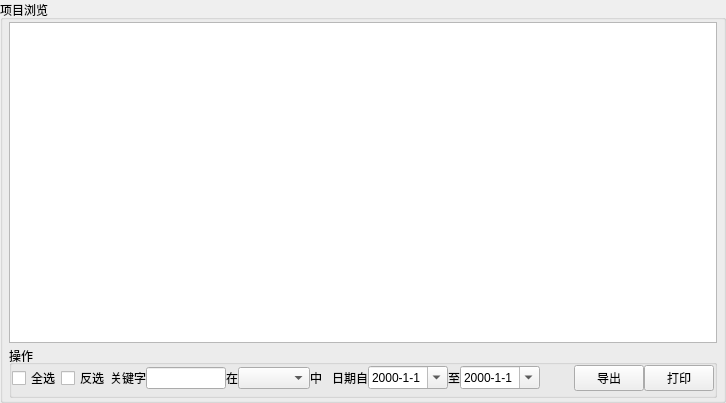
Above: cosmetic_src/CommonQt/ItemView.ui from oaheiw/darwinner before the change. Below: the same form after it.
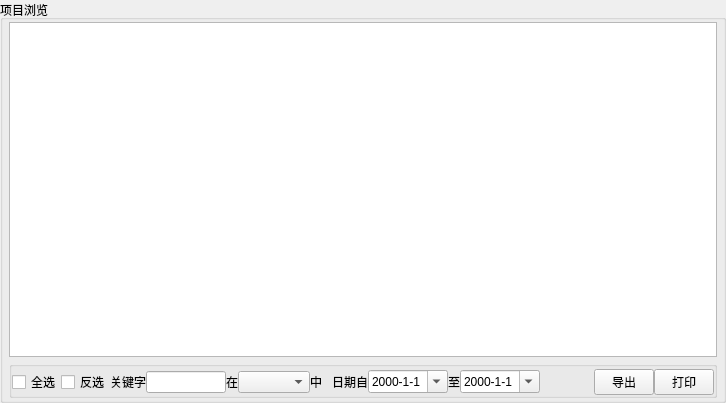
That is the form after the change. Icons and pictures are not drawn.

```diff
--- a/cosmetic_src/CommonQt/ItemView.ui
+++ b/cosmetic_src/CommonQt/ItemView.ui
@@ -33,7 +33,7 @@
      </property>
      <layout class="QVBoxLayout" name="verticalLayout" stretch="1,0">
       <property name="spacing">
-       <number>2</number>
+       <number>4</number>
       </property>
       <property name="leftMargin">
        <number>6</number>
@@ -90,13 +90,13 @@
          <enum>Qt::NoContextMenu</enum>
         </property>
         <property name="title">
-         <string>操作</string>
+         <string/>
         </property>
         <property name="alignment">
          <set>Qt::AlignLeading|Qt::AlignLeft|Qt::AlignVCenter</set>
         </property>
         <property name="flat">
-         <bool>false</bool>
+         <bool>true</bool>
         </property>
         <layout class="QHBoxLayout" name="horizontalLayout" stretch="0,0,0,0,0,0,0,0,0,0,0,0,10,2,2">
          <property name="spacing">
@@ -106,13 +106,13 @@
           <number>0</number>
          </property>
          <property name="topMargin">
-          <number>0</number>
+          <number>2</number>
          </property>
          <property name="rightMargin">
           <number>0</number>
          </property>
          <property name="bottomMargin">
-          <number>4</number>
+          <number>0</number>
          </property>
          <item>
           <widget class="QCheckBox" name="selectAllcheckBox">
@@ -286,7 +286,7 @@
           <widget class="QPushButton" name="exportButton">
            <property name="minimumSize">
             <size>
-             <width>70</width>
+             <width>60</width>
              <height>0</height>
             </size>
            </property>
@@ -305,8 +305,8 @@
            </property>
            <property name="iconSize">
             <size>
-             <width>24</width>
-             <height>24</height>
+             <width>20</width>
+             <height>20</height>
             </size>
            </property>
            <property name="flat">
@@ -318,7 +318,7 @@
           <widget class="QPushButton" name="printButton">
            <property name="minimumSize">
             <size>
-             <width>70</width>
+             <width>60</width>
              <height>0</height>
             </size>
            </property>
@@ -337,8 +337,8 @@
            </property>
            <property name="iconSize">
             <size>
-             <width>24</width>
-             <height>24</height>
+             <width>20</width>
+             <height>20</height>
             </size>
            </property>
           </widget>
```
Left out of the diff: 4 changed lines with no effect on the pictures.
